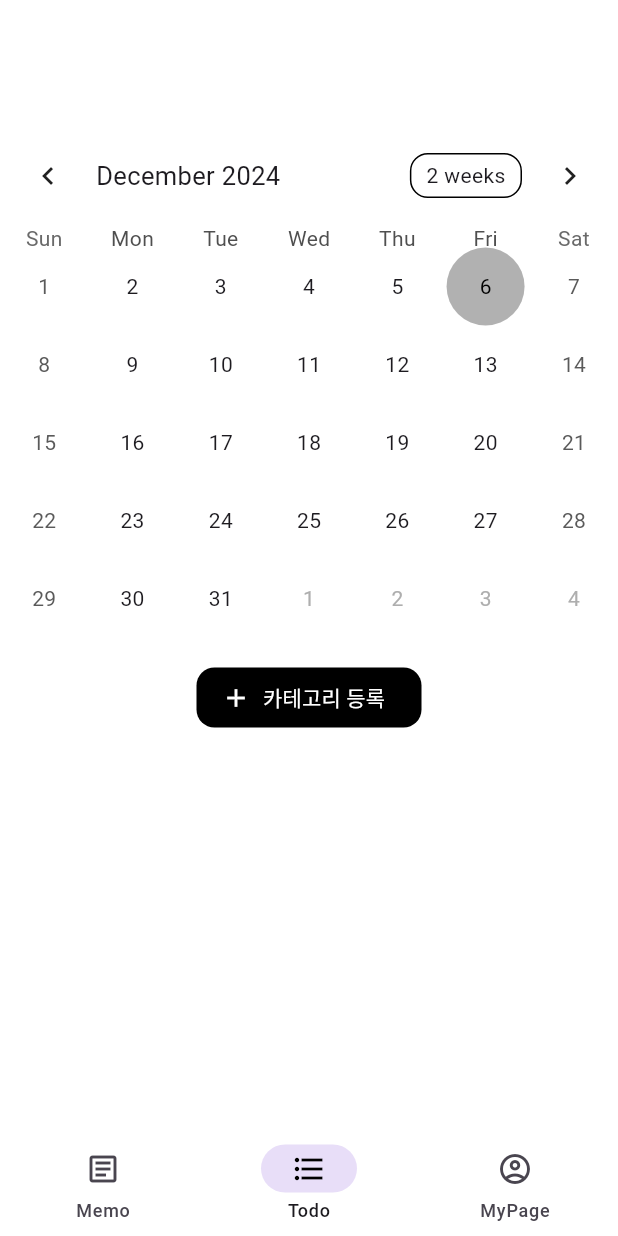
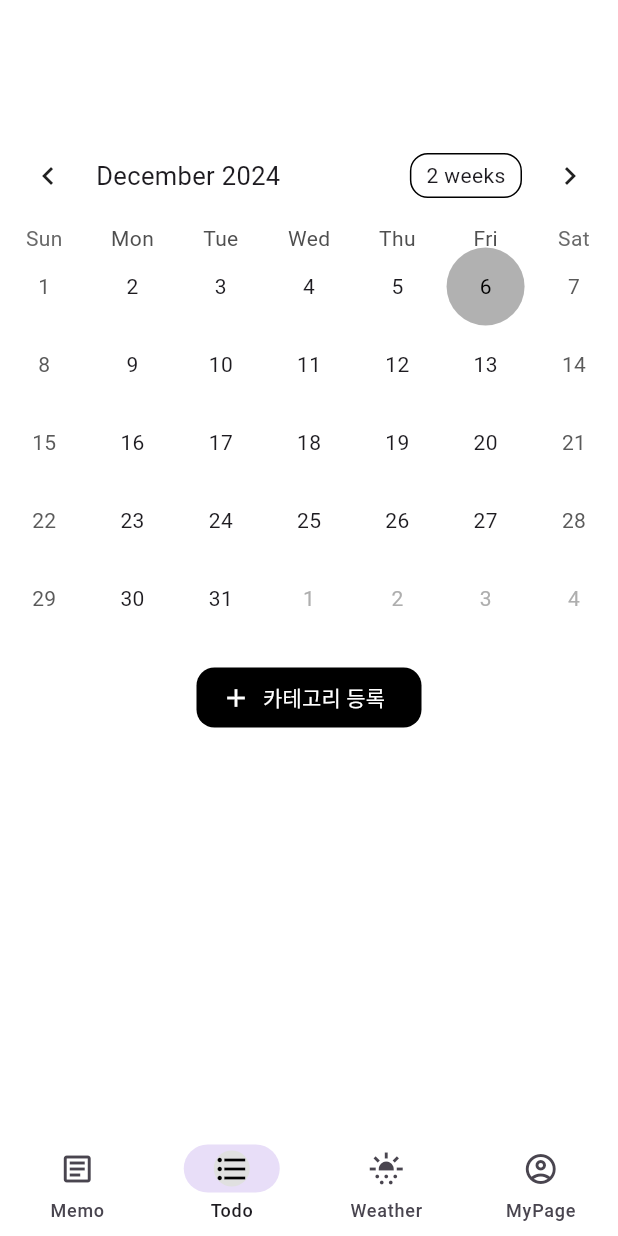
Before and after one commit to dawonU/modo, a Flutter app: the NavigationMenu screen opened directly, item 2 of the bottom bar chosen, on a phone screen of 412 x 824 dp. Run offline on Flutter 3.47's test engine with Material 3 defaults, Android fonts, the phone set to English and light mode, and no system bars; drawn by our look-alikes of table_calendar; our stand-ins replace cloud_firestore, firebase_auth, firebase_core, flutter_colorpicker, get, image_picker; accounts and stored records are empty.

Commit message:
최종 ㅠㅠ

```diff
--- a/lib/main.dart
+++ b/lib/main.dart
@@ -22,7 +22,7 @@ class MyApp extends StatelessWidget {
       theme: ThemeData(
         primarySwatch: Colors.blue,
       ),
-      home: LogIn(), // LogIn 화면으로 연결
+      home: LoginPage(), // LogIn 화면으로 연결
     );
   }
 }
--- a/lib/navigation_bar.dart
+++ b/lib/navigation_bar.dart
@@ -1,7 +1,7 @@
 import 'package:flutter/material.dart';
 import 'package:get/get.dart';
 import 'package:modo/todo.dart';
-
+import 'package:modo/weather.dart';
 import 'memo.dart';
 import 'myPage.dart';
 
@@ -19,27 +19,59 @@ class NavigationMenu extends StatelessWidget {
           elevation: 0,
           selectedIndex: controller.selectedIndex.value,
           onDestinationSelected: (index) => controller.selectedIndex.value = index,
-          backgroundColor: Colors.white,
-          destinations: const [
+          backgroundColor: Colors.white, // 하단 내비게이션 바 배경색을 흰색으로 설정
+          destinations: [
             NavigationDestination(
               icon: Icon(Icons.article_outlined),
               label: "Memo",
-              selectedIcon: Icon(Icons.article_outlined, color: Colors.black), // 선택된 아이콘 색상 조정
+              selectedIcon: Container(
+                decoration: BoxDecoration(
+                  color: Colors.grey[300],
+                  shape: BoxShape.circle,
+                ),
+                child: Icon(Icons.article_outlined, color: Colors.black),
+              ),
             ),
             NavigationDestination(
               icon: Icon(Icons.format_list_bulleted_outlined),
               label: "Todo",
-              selectedIcon: Icon(Icons.format_list_bulleted_outlined, color: Colors.black), // 선택된 아이콘 색상 조정
+              selectedIcon: Container(
+                decoration: BoxDecoration(
+                  color: Colors.grey[300],
+                  shape: BoxShape.circle,
+                ),
+                child: Icon(Icons.format_list_bulleted_outlined, color: Colors.black),
+              ),
+            ),
+            NavigationDestination(
+              icon: Icon(Icons.sunny_snowing),
+              label: "Weather",
+              selectedIcon: Container(
+                decoration: BoxDecoration(
+                  color: Colors.grey[300],
+                  shape: BoxShape.circle,
+                ),
+                child: Icon(Icons.sunny_snowing, color: Colors.black),
+              ),
             ),
             NavigationDestination(
               icon: Icon(Icons.account_circle_outlined),
               label: "MyPage",
-              selectedIcon: Icon(Icons.account_circle_outlined, color: Colors.black), // 선택된 아이콘 색상 조정
+              selectedIcon: Container(
+                decoration: BoxDecoration(
+                  color: Colors.grey[300],
+                  shape: BoxShape.circle,
+                ),
+                child: Icon(Icons.account_circle_outlined, color: Colors.black),
+              ),
             ),
           ],
         ),
       ),
-      body: Obx(() => controller.screens[controller.selectedIndex.value]),
+      body: Container(
+        color: Colors.white, // body 배경색을 흰색으로 설정
+        child: Obx(() => controller.screens[controller.selectedIndex.value]),
+      ),
     );
   }
 }
@@ -48,8 +80,9 @@ class NavigationController extends GetxController {
   final Rx<int> selectedIndex = 0.obs;
 
   final screens = [
-    MemoPage(), // 순서에 맞게 페이지 정의
-    TodoPage(), // 순서 바뀌어 있어서 고쳤음
+    MemoPage(),
+    TodoPage(),
+    WeatherPage(),
     Mypage(),
   ];
 }
--- a/pubspec.yaml
+++ b/pubspec.yaml
@@ -18,6 +18,8 @@ dependencies:
   firebase_auth: ^5.3.3
   cloud_firestore: ^5.5.1
 
+  http: ^1.2.2
+
   table_calendar: ^3.1.2
   flutter_colorpicker: ^1.0.3
 
```
Also changed, not shown: lib/memo.dart (+26 -13 lines), lib/todo.dart (+12 -9 lines), lib/weather.dart (added, +318 -0 lines), pubspec.lock.
